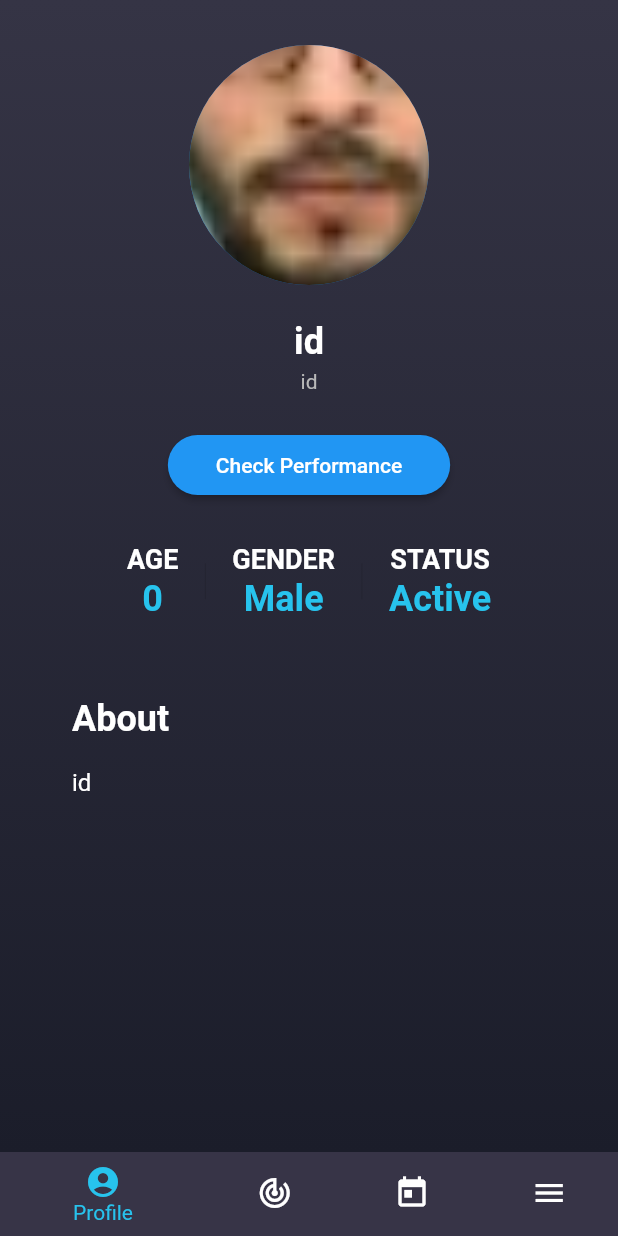
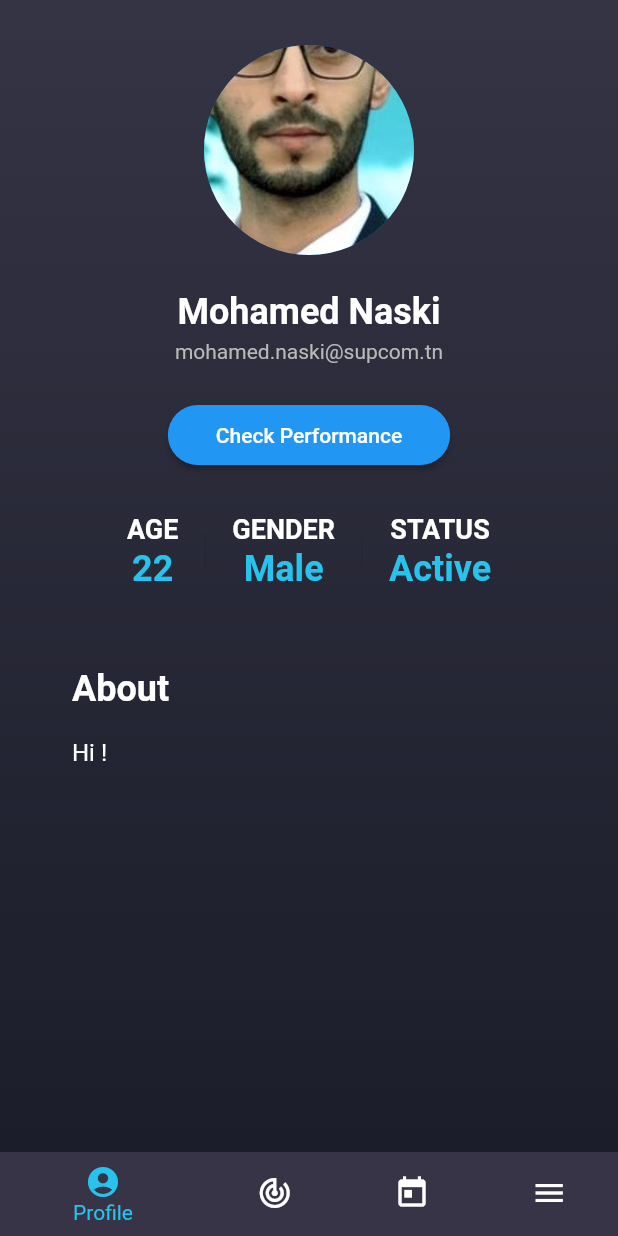
Before and after one commit to amraze/human_ressources_mobile, a Flutter app: the HomePage screen opened directly, on a phone screen of 412 x 824 dp. Run offline on Flutter 3.47's test engine with Material 2 defaults, Android fonts, the phone set to English and light mode, and no system bars; our stand-ins replace google_fonts; missing offline and left inert: flutter_list_drag_and_drop; network calls fail.

Commit message:
fixing many bugs

```diff
--- a/front/lib/body_containers/members.dart
+++ b/front/lib/body_containers/members.dart
@@ -5,6 +5,7 @@ import 'package:google_fonts/google_fonts.dart';
 import '../api_utils/profile_api.dart';
 import '../api_utils/project_api.dart';
 import '../model/profile.dart';
+import '../body_containers/tasks.dart';
 
 class Members extends StatelessWidget {
   const Members({Key? key}) : super(key: key);
@@ -21,7 +22,8 @@ class Members extends StatelessWidget {
       child: ListView.builder(
         itemCount: viewedProject.members.length,
         itemBuilder: (context, index) {
-          final name = viewedProject.members[index].name;
+          final name =
+              '${viewedProject.members[index].firstName} ${viewedProject.members[index].secondName}';
           final memberimagePath = viewedProject.members[index].imagePath;
 
           return buildMemberCard(context, name, memberimagePath, index);
@@ -47,6 +49,7 @@ class Members extends StatelessWidget {
                     var res = await ProfileApi.getProfileById(selectedMemberId);
                     var decodedBody = json.decode(res.body);
                     selectedMember = Profile.fromJson(decodedBody);
+                    TasksState.updateViewedMember();
                     Navigator.pushNamed(context, '/tasks');
                   } catch (exc) {
                     print(exc);
--- a/front/lib/body_containers/profile_page.dart
+++ b/front/lib/body_containers/profile_page.dart
@@ -5,8 +5,8 @@ import '/./widgets/numbers_widget.dart';
 import '/./widgets/profile_widget.dart';
 
 const circleAvatar = CircleAvatar(
-  radius: 80,
-  backgroundImage: AssetImage('assets/images/nasski.png'),
+  radius: 70,
+  backgroundImage: AssetImage('assets/images/naski.png'),
 );
 
 Widget buildProfilePage(BuildContext context) {
@@ -49,7 +49,7 @@ Widget buildProfilePage(BuildContext context) {
 Widget buildName() => Column(
       children: [
         Text(
-          loggedProfile.name,
+          '${loggedProfile.firstName} ${loggedProfile.secondName}',
           style: const TextStyle(
             fontWeight: FontWeight.bold,
             fontSize: 24,
--- a/front/lib/body_containers/projects.dart
+++ b/front/lib/body_containers/projects.dart
@@ -4,7 +4,7 @@ import 'package:mobile_project/main_pages/home_page.dart';
 import 'package:mobile_project/model/profile.dart';
 import 'package:mobile_project/model/project.dart';
 import 'dart:convert';
-
+import '../body_containers/tasks.dart';
 import '../api_utils/profile_api.dart';
 import '../api_utils/project_api.dart';
 
@@ -60,6 +60,7 @@ class Projects extends StatelessWidget {
                       viewedProject.members = memberList;
                       Navigator.pushNamed(context, '/members');
                     } else {
+                      TasksState.updateViewedMember();
                       Navigator.pushNamed(context, '/tasks');
                     }
                   } catch (exc) {
--- a/front/lib/main_pages/home_page.dart
+++ b/front/lib/main_pages/home_page.dart
@@ -44,7 +44,7 @@ class _HomePageState extends State<HomePage> {
       TextStyle(fontSize: 30, fontWeight: FontWeight.bold, color: Colors.white);
   static const circleAvatar = CircleAvatar(
     radius: 80,
-    backgroundImage: AssetImage('assets/images/nasski.png'),
+    backgroundImage: AssetImage('assets/images/naski.png'),
   );
 
   // User name
--- a/front/lib/main_pages/login_screen.dart
+++ b/front/lib/main_pages/login_screen.dart
@@ -229,7 +229,6 @@ class _LoginScreenState extends State<LoginScreen> {
           '/home_page',
         );
       } else {
-        print(loginMessage);
         setState(() {});
       }
     } catch (exc) {
--- a/front/lib/model/profile.dart
+++ b/front/lib/model/profile.dart
@@ -1,19 +1,21 @@
 class Profile {
   final id;
   final imagePath;
-  final name;
   final email;
   final about;
   final age;
   final overallrating;
   final isLeader;
   final projects;
-  final tasksInfo;
+  var tasksInfo;
+  final firstName;
+  final secondName;
 
   Profile(
       {this.id,
       this.email,
-      this.name,
+      this.firstName,
+      this.secondName,
       this.imagePath,
       this.about,
       this.age,
@@ -23,12 +25,13 @@ class Profile {
       this.tasksInfo});
   Profile.fromJson(Map json)
       : id = json['id'],
-        name = json['first_name'],
+        firstName = json['first_name'],
+        secondName = json['last_name'],
         email = json['email'],
-
         about = json['bio'],
         age = json['age'],
-        imagePath = 'https://imageio.forbes.com/specials-images/dam/imageserve/1129869424/0x0.jpg?format=jpg&width=1200',
+        imagePath =
+            'https://imageio.forbes.com/specials-images/dam/imageserve/1129869424/0x0.jpg?format=jpg&width=1200',
         overallrating = json['overall_performance'],
         isLeader = json['position'] == 1,
         projects = json['projects'],
@@ -37,13 +40,14 @@ class Profile {
   Map toJson() {
     return {
       'id': id,
-      'name': name,
+      'first_name': firstName,
+      'last_name': secondName,
       'image': imagePath,
       'email': email,
       'age': age,
       'bio': about,
       'overallrating': overallrating,
-      'position': isLeader,
+      'position': isLeader ? 1 : 0,
       'projects': projects,
       'tasks': tasksInfo,
     };
--- a/front/lib/preferences/profile_preferences.dart
+++ b/front/lib/preferences/profile_preferences.dart
@@ -3,12 +3,13 @@ import '../model/profile.dart';
 class ProfilePreferences {
   static var myProfile = Profile(
       id: 1,
-      name: 'id',
-      email: 'id',
-      about: 'id',
-      age: 0,
+      firstName: 'Mohamed',
+      secondName: 'Naski',
+      email: 'mohamed.naski@supcom.tn',
+      about: 'Hi ! ',
+      age: 22,
       imagePath: 'id',
-      overallrating: 'id',
+      overallrating: '100',
       isLeader: false,
       projects: [],
       tasksInfo: [
--- a/front/pubspec.yaml
+++ b/front/pubspec.yaml
@@ -19,7 +19,7 @@ publish_to: "none" # Remove this line if you wish to publish to pub.dev
 version: 1.0.0+1
 
 environment:
-  sdk: '>=2.18.1 <3.0.0'
+  sdk: ">=2.18.1 <3.0.0"
 
 # Dependencies specify other packages that your package needs in order to work.
 # To automatically upgrade your package dependencies to the latest versions
@@ -63,7 +63,7 @@ flutter:
   # To add assets to your application, add an assets section, like this:
   assets:
     - assets/images/logo.png
-    - assets/images/nasski.png
+    - assets/images/naski.png
 
   # An image asset can refer to one or more resolution-specific "variants", see
   # https://flutter.dev/assets-and-images/#resolution-aware
```
Also changed, not shown: front/lib/body_containers/tasks.dart (+19 -14 lines), front/assets/images/naski.png (added), front/assets/images/nasski.png (deleted).
